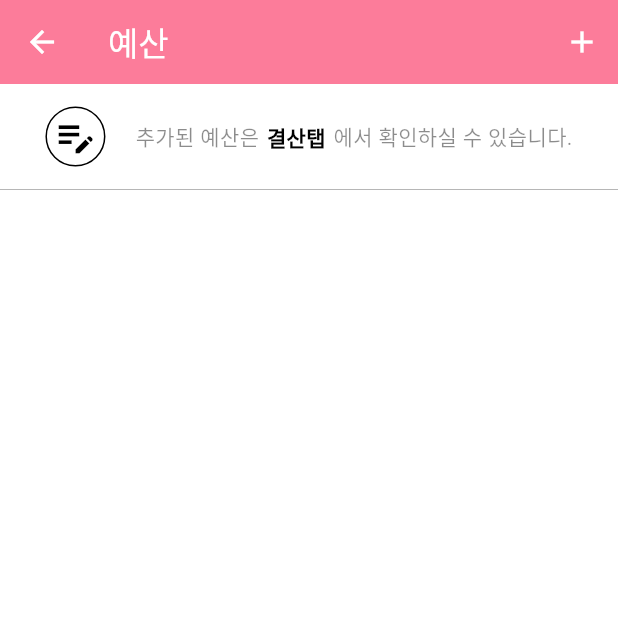
After one commit to greenpig4b/pink-project-flutter, a Flutter app: the BudgetEdit screen opened directly, on a phone screen of 412 x 824 dp, the top half of it. The commit adds this screen. Run offline on Flutter 3.47's test engine with Material 3 defaults, Android fonts, the phone set to English and light mode, and no system bars; our stand-ins replace dio, fl_chart, flutter_riverpod, flutter_secure_storage, flutter_svg, font_awesome_flutter and 1 more; accounts and stored records are empty.

Commit message:
result/component refactoring

```diff
--- a/lib/ui/main/result/components/result_body_budget_app_bar.dart
+++ b/lib/ui/main/result/components/budget/budget_app_bar.dart
@@ -1,8 +1,8 @@
 import 'package:flutter/material.dart';
 
-class ResultBodyBudgetAppBar extends StatelessWidget implements PreferredSizeWidget{
+class BudgetAppBar extends StatelessWidget implements PreferredSizeWidget{
   final String title;
-  const ResultBodyBudgetAppBar({super.key, required this.title});
+  const BudgetAppBar({super.key, required this.title});
 
   @override
   Widget build(BuildContext context) {
--- /dev/null
+++ b/lib/ui/main/result/components/budget/budget_edit.dart
@@ -0,0 +1,24 @@
+import 'package:flutter/material.dart';
+import 'package:pinkpig_project_flutter/ui/main/result/components/budget/budget_app_bar.dart';
+import 'package:pinkpig_project_flutter/ui/main/result/components/budget/budget_edit_info.dart';
+
+class BudgetEdit extends StatelessWidget {
+  const BudgetEdit({Key? key});
+
+  @override
+  Widget build(BuildContext context) {
+    return Scaffold(
+      backgroundColor: Colors.white,
+      appBar: BudgetAppBar(title: "예산"),
+      body: Column(
+        children: [
+          BudgetEditInfo(),
+          Container(
+            height: 0.5, // 선의 높이 설정 (굵기)
+            color: Colors.grey, // 선의 색상 설정
+          ),
+        ],
+      ),
+    );
+  }
+}
--- a/lib/ui/main/result/components/result_body_budget_edit_info.dart
+++ b/lib/ui/main/result/components/budget/budget_edit_info.dart
@@ -1,8 +1,8 @@
 import 'package:flutter/material.dart';
-import 'package:pinkpig_project_flutter/ui/main/result/components/result_body_budget_app_bar.dart';
+import 'package:pinkpig_project_flutter/ui/main/result/components/budget/budget_app_bar.dart';
 
-class ResultBodyBudgetEditInfo extends StatelessWidget {
-  const ResultBodyBudgetEditInfo({Key? key});
+class BudgetEditInfo extends StatelessWidget {
+  const BudgetEditInfo({Key? key});
 
   @override
   Widget build(BuildContext context) {
--- a/lib/ui/main/result/components/result_body_budget_write.dart
+++ b/lib/ui/main/result/components/budget/budget_write.dart
@@ -1,7 +1,7 @@
 import 'package:flutter/material.dart';
 
-class ResultBodyBudgetWrite extends StatelessWidget {
-  const ResultBodyBudgetWrite({super.key});
+class BudgetWrite extends StatelessWidget {
+  const BudgetWrite({super.key});
 
   @override
   Widget build(BuildContext context) {
--- a/lib/ui/main/result/components/result_body_budget_button.dart
+++ b/lib/ui/main/result/components/result_body_budget_button.dart
@@ -1,5 +1,5 @@
 import 'package:flutter/material.dart';
-import 'package:pinkpig_project_flutter/ui/main/result/components/result_body_budget_edit.dart';
+import 'package:pinkpig_project_flutter/ui/main/result/components/budget/budget_edit.dart';
 
 class ResultBodyBudgetButton extends StatelessWidget {
   const ResultBodyBudgetButton({Key? key});
@@ -26,7 +26,7 @@ class ResultBodyBudgetButton extends StatelessWidget {
                   Navigator.push(
                     context,
                     MaterialPageRoute(
-                      builder: (context) => ResultBodyBudgetEdit(), // ResultBodyBudgetEdit 페이지로 이동
+                      builder: (context) => BudgetEdit(), // ResultBodyBudgetEdit 페이지로 이동
                     ),
                   );
                 },
```
Also changed, not shown: lib/ui/main/result/components/result_body_budget_edit.dart (deleted, +0 -24 lines).
